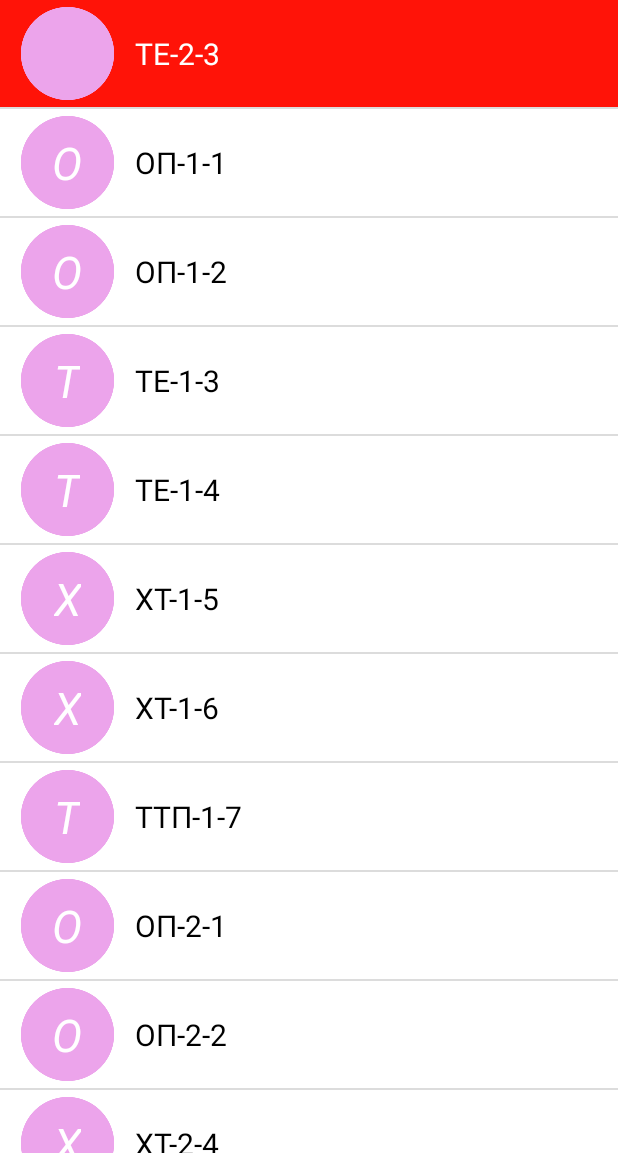
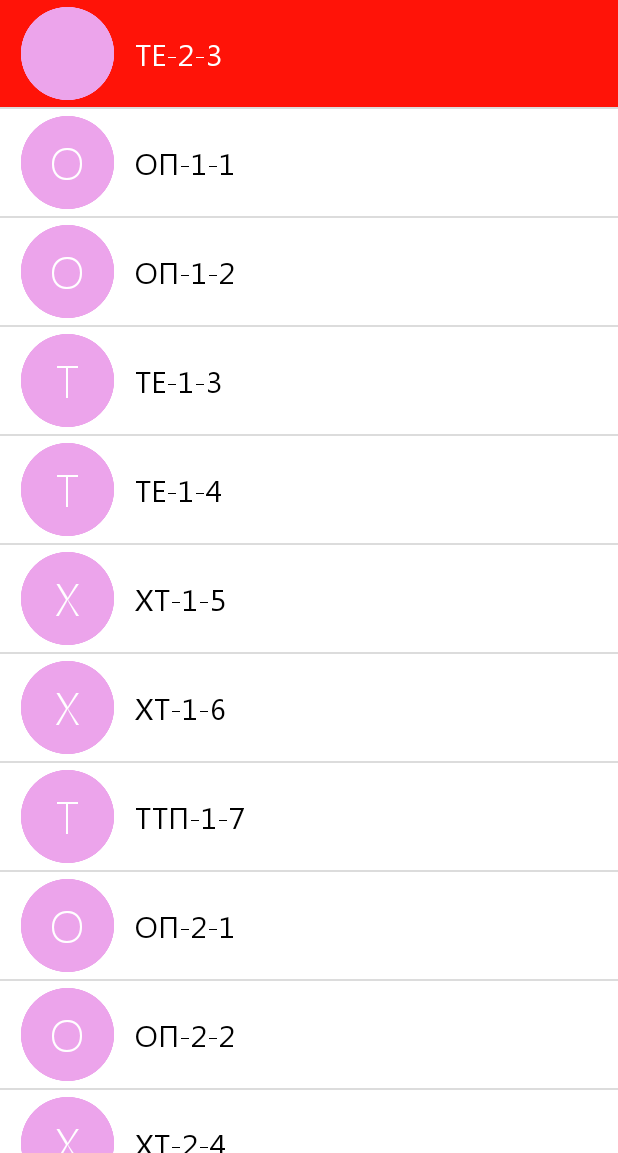
Before and after one commit to alexIvantsov/NUFT-Schedule, an Android app: the fragment WeekContainer placed in its activity, on a phone screen of 412 x 824 dp, the part 83-1236 px from its top. Run offline under Robolectric (Android 15) with nearby library versions, the phone set to English and light mode, and no system bars; 4 statements that could not run were skipped.

Commit message:
fixed fonts

```diff
--- /dev/null
+++ b/app/src/main/java/com/example/alex/nuryschedulev2/TextViewPlus.java
@@ -0,0 +1,47 @@
+package com.example.alex.nuryschedulev2;
+
+import android.content.Context;
+import android.content.res.TypedArray;
+import android.graphics.Typeface;
+import android.util.AttributeSet;
+import android.util.Log;
+import android.widget.TextView;
+
+public class TextViewPlus extends TextView {
+    private static final String TAG = "TextView";
+
+    public TextViewPlus(Context context) {
+        super(context);
+    }
+
+    public TextViewPlus(Context context, AttributeSet attrs) {
+        super(context, attrs);
+        setCustomFont(context, attrs);
+    }
+
+    public TextViewPlus(Context context, AttributeSet attrs, int defStyle) {
+        super(context, attrs, defStyle);
+        setCustomFont(context, attrs);
+    }
+
+    private void setCustomFont(Context ctx, AttributeSet attrs) {
+        TypedArray a = ctx.obtainStyledAttributes(attrs, R.styleable.TextViewPlus);
+        String customFont = a.getString(R.styleable.TextViewPlus_customFont);
+        setCustomFont(ctx, customFont);
+        a.recycle();
+    }
+
+    public boolean setCustomFont(Context ctx, String asset) {
+        Typeface tf = null;
+        try {
+            tf = Typeface.createFromAsset(ctx.getAssets(), asset);
+        } catch (Exception e) {
+            Log.e(TAG, "Could not get typeface: "+e.getMessage());
+            return false;
+        }
+
+        setTypeface(tf);
+        return true;
+    }
+
+}
--- a/app/src/main/res/layout/drawer_list_item.xml
+++ b/app/src/main/res/layout/drawer_list_item.xml
@@ -1,5 +1,6 @@
 
-<TextView xmlns:android="http://schemas.android.com/apk/res/android"
+<com.example.alex.nuryschedulev2.TextViewPlus xmlns:android="http://schemas.android.com/apk/res/android"
+    xmlns:foo="http://schemas.android.com/apk/res-auto"
     android:id="@+id/text"
     android:layout_width="match_parent"
     android:layout_height="60dp"
@@ -10,4 +11,6 @@
     android:textAppearance="?android:attr/textAppearanceMedium"
     android:textColor="#ff464646"
     android:text="testText"
-    android:textSize="20dp" />
+    android:textSize="20dp"
+    foo:customFont="segoe_ui_regular.ttf"
+    />
--- a/app/src/main/res/layout/group_list_item.xml
+++ b/app/src/main/res/layout/group_list_item.xml
@@ -1,5 +1,6 @@
 <?xml version="1.0" encoding="utf-8"?>
 <LinearLayout xmlns:android="http://schemas.android.com/apk/res/android"
+    xmlns:foo="http://schemas.android.com/apk/res-auto"
     android:orientation="vertical"
     android:layout_width="match_parent"
     android:layout_height="match_parent"
@@ -11,16 +12,17 @@
         android:background="#00000000"
         android:id="@+id/frame">
 
-        <TextView
+        <com.example.alex.nuryschedulev2.TextViewPlus
             android:layout_width="wrap_content"
             android:layout_height="wrap_content"
             android:text="GroupName"
             android:id="@+id/groupName"
             android:layout_gravity="left|center_vertical"
             android:textColor="#ff000000"
-            android:textStyle="normal"
             android:textSize="20dp"
-            android:layout_marginLeft="90dp" />
+            android:layout_marginLeft="90dp"
+            foo:customFont="segoe_ui_regular.ttf">
+        </com.example.alex.nuryschedulev2.TextViewPlus>
 
         <FrameLayout
             android:layout_width="70dp"
@@ -29,15 +31,15 @@
             android:layout_marginLeft="10dp"
             android:id="@+id/color_letter">
 
-            <TextView
+            <com.example.alex.nuryschedulev2.TextViewPlus
                 android:layout_width="wrap_content"
                 android:layout_height="wrap_content"
-                android:text="A"
                 android:id="@+id/First_Lettter_Group_Name"
                 android:layout_gravity="center"
                 android:textSize="30dp"
                 android:textColor="#ffffffff"
-                android:textStyle="italic" />
+                foo:customFont="segoe_ui_light.ttf">
+            </com.example.alex.nuryschedulev2.TextViewPlus>
 
             <ImageView
                 android:layout_width="fill_parent"
--- /dev/null
+++ b/app/src/main/res/values/attrs.xml
@@ -0,0 +1,6 @@
+<?xml version="1.0" encoding="utf-8"?>
+<resources>
+    <declare-styleable name="TextViewPlus">
+        <attr name="customFont" format="string"/>
+    </declare-styleable>
+</resources>
--- a/app/src/main/res/values/strings.xml
+++ b/app/src/main/res/values/strings.xml
@@ -5,9 +5,10 @@
     <string name="action_search">Search</string>
 
     <string-array name="screen_array">
-        <item>List of groups</item>
-        <item>Update schedule</item>
-        <item>About aplication</item>
+        <item>Список груп</item>
+        <item>Оновити розклад</item>
+        <item>Про додаток</item>
+        <item>Карта університету</item>
     </string-array>
 
     <string-array name="time_lessons">
@@ -22,13 +23,13 @@
     </string-array>
 
     <string-array name="day_name">
-        <item>Sunday</item>
-        <item>Monday</item>
-        <item>Tuesday</item>
-        <item>Wednesday</item>
-        <item>Thirsday</item>
-        <item>Friday</item>
-        <item>Saturday</item>
+        <item>Неділя</item>
+        <item>Понеділок</item>
+        <item>Вівторок</item>
+        <item>Середа</item>
+        <item>Четверг</item>
+        <item>Пятниця</item>
+        <item>Субота</item>
     </string-array>
 
     <string name="drawer_open">Open navigation drawer</string>
```
Also changed, not shown: app/src/main/assets/segoe_ui_light.ttf (added), app/src/main/assets/segoe_ui_regular.ttf (added).
